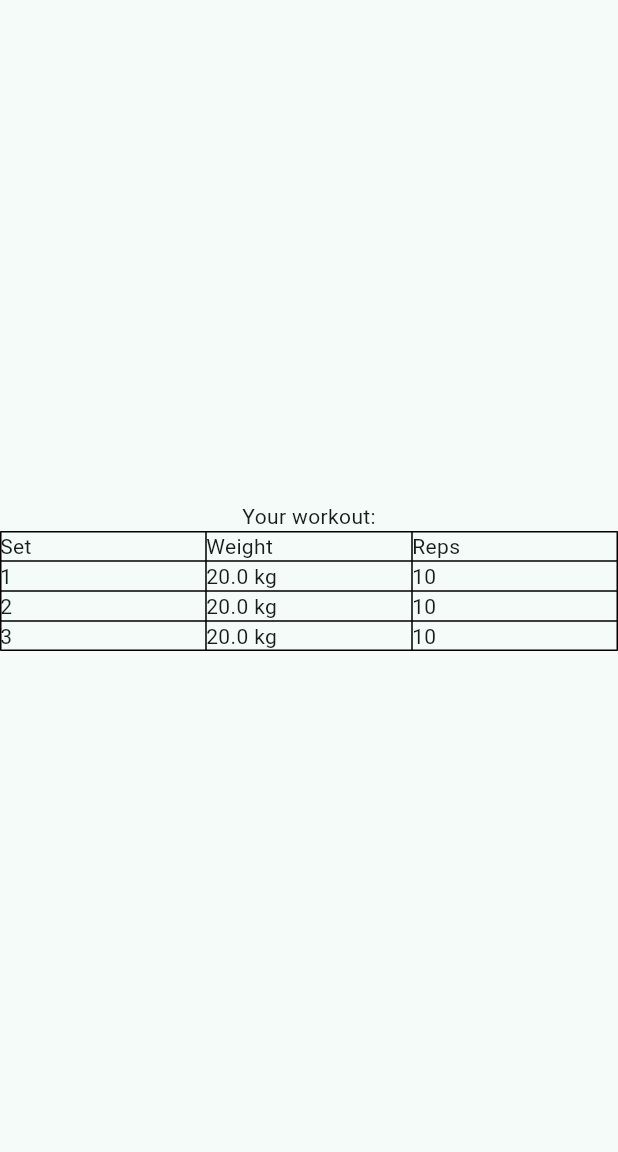
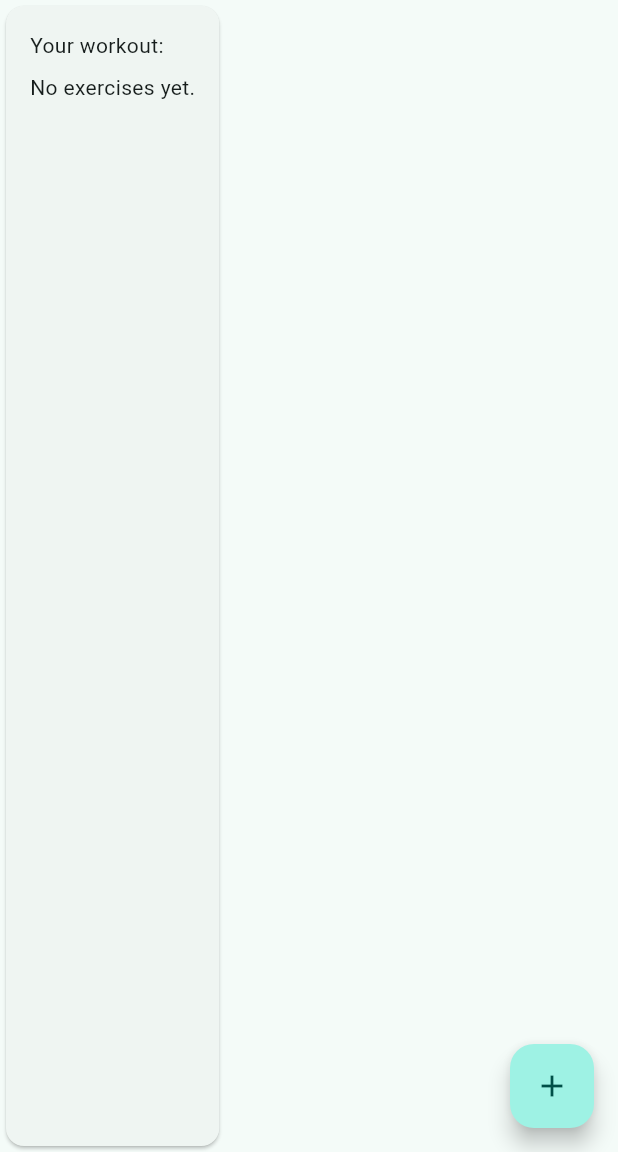
Before and after one commit to Ishira1601/GunsAndBuns, a Flutter app: the Workout screen opened directly, on a phone screen of 412 x 824 dp, the part 84-1236 px from its top. Run offline on Flutter 3.47's test engine with Material 3 defaults, Android fonts, the phone set to English and light mode, and no system bars.

Commit message:
Able to add exercises to Workout

```diff
--- a/lib/workout.dart
+++ b/lib/workout.dart
@@ -9,6 +9,8 @@ class Workout extends StatefulWidget {
 }
 
 class _WorkoutState extends State<Workout> {
+  final List<ExerciseData> _exercises = [];
+
   @override
   Widget build(BuildContext context) {
     return Scaffold(
@@ -21,20 +23,49 @@ class _WorkoutState extends State<Workout> {
         // the App.build method, and use it to set our appbar title.
         title: const Text("Workout"),
       ),
-      body:
-      Center(
-        // Center is a layout widget. It takes a single child and positions it
-        // in the middle of the parent.
-        child: Column(
-          mainAxisAlignment: MainAxisAlignment.center,
-          children: const <Widget>[
-            Text(
-              'Your workout:',
-            ),
-            Exercise(nSets: 3, nReps: 10, weight: 20.0),
-          ],
+      body: Card(
+        child: Padding(
+          padding: const EdgeInsets.all(16.0),
+          child: Column(
+            crossAxisAlignment: CrossAxisAlignment.start,
+            children: [
+              const Text('Your workout:'),
+              const SizedBox(height: 8),
+              if (_exercises.isEmpty)
+                const Text('No exercises yet.')
+              else
+                ..._exercises.map((e) => Column(
+                      crossAxisAlignment: CrossAxisAlignment.start,
+                      children: [
+                        Text(e.name, style: const TextStyle(fontWeight: FontWeight.bold)),
+                        Exercise(nSets: e.sets, nReps: e.reps, weight: e.weight),
+                        const SizedBox(height: 12),
+                      ],
+                    )),
+            ],
+          ),
         ),
       ),
+      floatingActionButton: FloatingActionButton(
+        onPressed: () {
+          addExercise();
+        },
+        tooltip: 'Add Exercise',
+        child: const Icon(Icons.add),
+      )
     );
   }
+
+  void addExercise() {
+    debugPrint("Add Exercise");
+    showDialog(context: context, builder: (context) {
+      return NewExerciseDialog(onSubmit: (name, nSets, nReps, weight) {
+        debugPrint("New Exercise: $name – $nSets sets, $nReps reps, $weight kg");
+        setState(() {
+          _exercises.add(ExerciseData(name, nSets, nReps, weight));
+        });
+        Navigator.of(context).pop();
+      });
+    });
+  }
 }
```
Also changed, not shown: lib/exercise.dart (+116 -3 lines), lib/main.dart (+0 -17 lines).
